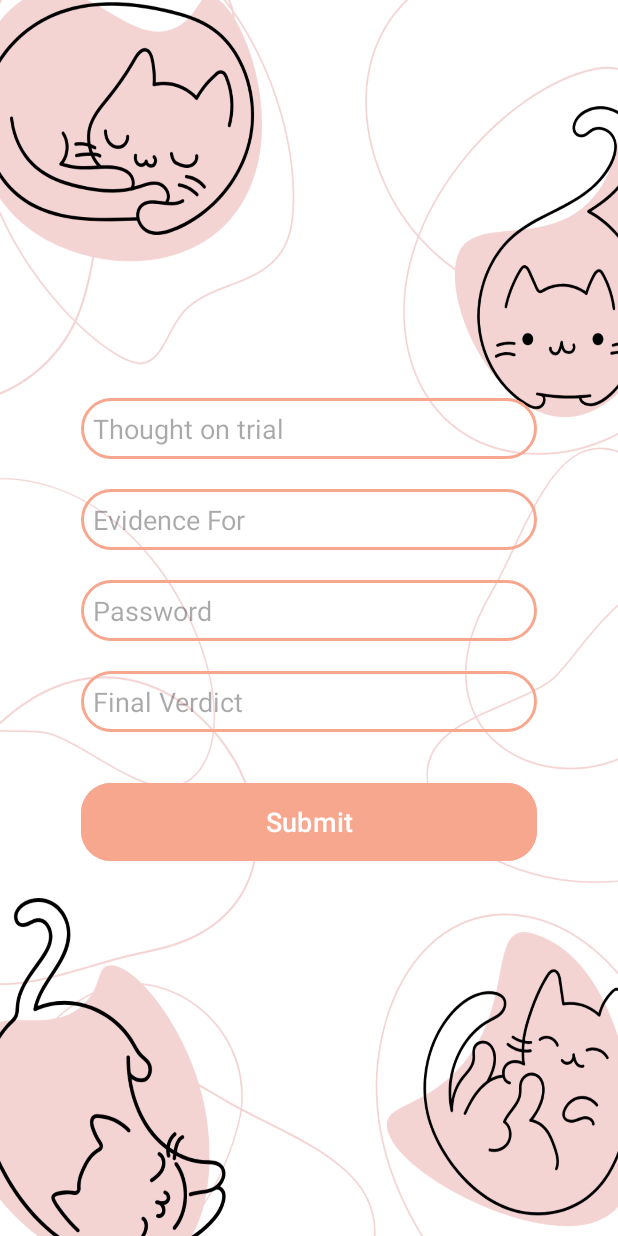
After one commit to Rastogi-Anmol/Cat-clinic, an Android app: the JudgementDayActivity screen opened directly, with no data from a screen before it, on a phone screen of 412 x 824 dp. The commit adds this screen. Run offline under Robolectric (Android 15) with nearby library versions, the phone set to English and light mode, and no system bars; our stand-ins replace Firebase (no records; nobody signed in at launch, a user with empty details on screens opened directly).

Commit message:
saving judgement day on firestore

```diff
--- a/app/build.gradle.kts
+++ b/app/build.gradle.kts
@@ -27,6 +27,7 @@ android {
         }
     }
     compileOptions {
+
         sourceCompatibility = JavaVersion.VERSION_11
         targetCompatibility = JavaVersion.VERSION_11
     }
@@ -47,7 +48,12 @@ dependencies {
     implementation(libs.firebase.database)
     implementation(libs.firebase.firestore)
     implementation(libs.core.i18n)
+    implementation(libs.firebase.crashlytics.buildtools)
     testImplementation(libs.junit)
+    implementation("commons-io:commons-io:2.11.0")
+    implementation("commons-codec:commons-codec:1.15")
     androidTestImplementation(libs.ext.junit)
     androidTestImplementation(libs.espresso.core)
+    coreLibraryDesugaring("com.android.tools:desugar_jdk_libs:2.1.5")
+
 }
--- /dev/null
+++ b/app/src/main/java/com/example/catclinic/controllers/JudgementDayController.java
@@ -0,0 +1,65 @@
+package com.example.catclinic.controllers;
+
+import android.content.Context;
+import android.os.Build;
+
+import androidx.annotation.RequiresApi;
+
+import com.example.catclinic.models.JudgementDayEntry;
+import com.example.catclinic.repositories.JudgementDayRepository;
+import com.example.catclinic.services.SessionManager;
+import com.google.android.gms.tasks.OnFailureListener;
+import com.google.android.gms.tasks.OnSuccessListener;
+import java.time.Clock;
+import java.time.ZoneId;
+import java.time.ZonedDateTime;
+import java.time.format.DateTimeFormatter;
+
+public class JudgementDayController {
+
+    private SessionManager sessionManager;
+
+    public JudgementDayController(Context context){
+        this.sessionManager = new SessionManager(context);
+    }
+
+    @RequiresApi(api = Build.VERSION_CODES.O)
+    public void createJudgmentDayEntry(String thoughtOnTrial,
+                                       String evidenceFor,
+                                       String evidenceAgainst,
+                                       String finalVerdict,
+                                       OnSuccessListener<JudgementDayEntry> onSuccess,
+                                       OnFailureListener onFailure){
+
+        if(thoughtOnTrial.isEmpty())
+        {
+            onFailure.onFailure(new Exception("The thought on trial cannot be empty"));
+            return;
+        }
+
+        if(evidenceFor.isEmpty() && evidenceAgainst.isEmpty()){
+            onFailure.onFailure(new Exception("Evidence for both sides cannot be empty"));
+            return;
+        }
+
+        if(finalVerdict.isEmpty()){
+            onFailure.onFailure(new Exception("Final verdict cannot be empty"));
+            return;
+        }
+
+        //get the
+        String userId = sessionManager.getUserID();
+        String userName = sessionManager.getUsername();
+        ZonedDateTime zonedDateTime = Clock.systemDefaultZone().instant().atZone(ZoneId.systemDefault());
+        String postingTime = DateTimeFormatter.ofPattern("dd-MM-yyyy HH:mm:ss").format(zonedDateTime);
+
+        JudgementDayEntry judgementDayEntry = new JudgementDayEntry(userId,
+                                            userName, thoughtOnTrial,
+                                            evidenceFor, evidenceAgainst,
+                                            finalVerdict, postingTime);
+
+        JudgementDayRepository.getInstance().addJudgementDayEntry(judgementDayEntry, onSuccess, onFailure);
+
+    }
+
+}
--- /dev/null
+++ b/app/src/main/java/com/example/catclinic/views/JudgementDayActivity.java
@@ -0,0 +1,71 @@
+package com.example.catclinic.views;
+
+import static android.widget.Toast.LENGTH_SHORT;
+
+import android.os.Build;
+import android.os.Bundle;
+import android.view.View;
+import android.widget.Button;
+import android.widget.EditText;
+import android.widget.Toast;
+
+import androidx.activity.EdgeToEdge;
+import androidx.annotation.RequiresApi;
+import androidx.appcompat.app.AppCompatActivity;
+import androidx.core.graphics.Insets;
+import androidx.core.view.ViewCompat;
+import androidx.core.view.WindowInsetsCompat;
+
+import com.example.catclinic.R;
+import com.example.catclinic.controllers.JudgementDayController;
+
+public class JudgementDayActivity extends AppCompatActivity {
+
+    private JudgementDayController judgementDayController;
+    private EditText thoughtOnTrial, evidenceFor, evidenceAgainst, finalVerdict;
+    private Button submitButton;
+
+    @Override
+    protected void onCreate(Bundle savedInstanceState) {
+
+        super.onCreate(savedInstanceState);
+        EdgeToEdge.enable(this);
+        setContentView(R.layout.activity_judgement_day_activity);
+        ViewCompat.setOnApplyWindowInsetsListener(findViewById(R.id.main), (v, insets) -> {
+            Insets systemBars = insets.getInsets(WindowInsetsCompat.Type.systemBars());
+            v.setPadding(systemBars.left, systemBars.top, systemBars.right, systemBars.bottom);
+            return insets;
+        });
+
+        judgementDayController = new JudgementDayController(this);
+
+        //declaring variables from the view
+
+        thoughtOnTrial = findViewById(R.id.thoughtOnTrial);
+
+        evidenceFor = findViewById(R.id.evidenceFor);
+
+        evidenceAgainst = findViewById(R.id.evidenceAgainst);
+
+        finalVerdict = findViewById(R.id.finalVerdict);
+
+        submitButton = findViewById(R.id.judgementButton);
+
+        submitButton.setOnClickListener((new View.OnClickListener() {
+            @RequiresApi(api = Build.VERSION_CODES.O)
+            @Override
+            public void onClick(View v) {
+
+                String thought = thoughtOnTrial.getText().toString().trim();
+                String evidence = evidenceFor.getText().toString().trim();
+                String denial = evidenceAgainst.getText().toString().trim();
+                String verdict = finalVerdict.getText().toString().trim();
+
+                judgementDayController.createJudgmentDayEntry(thought, evidence, denial, verdict, submittedJudgment -> {
+                    Toast.makeText(JudgementDayActivity.this, "judgment saved", LENGTH_SHORT).show();
+                }, e -> Toast.makeText(JudgementDayActivity.this, e.getMessage(), LENGTH_SHORT).show());
+            }
+        }));
+
+    }
+}
--- a/app/src/main/java/com/example/catclinic/views/LoginActivity.java
+++ b/app/src/main/java/com/example/catclinic/views/LoginActivity.java
@@ -58,7 +58,7 @@ public class LoginActivity extends AppCompatActivity {
 
                 logInController.LogIn(user, password, retrievedUser -> {
                     Toast.makeText(LoginActivity.this, "Log-in successful!", LENGTH_SHORT).show();
-                    startActivity( new Intent(LoginActivity.this, MainActivity.class));
+                    startActivity( new Intent(LoginActivity.this, JudgementDayActivity.class));
                     finish();
 
                 }, e -> Toast.makeText(LoginActivity.this, e.getMessage(), LENGTH_SHORT).show());
--- /dev/null
+++ b/app/src/main/res/layout/activity_judgement_day_activity.xml
@@ -0,0 +1,91 @@
+<?xml version="1.0" encoding="utf-8"?>
+<LinearLayout
+    xmlns:android="http://schemas.android.com/apk/res/android"
+    xmlns:app="http://schemas.android.com/apk/res-auto"
+    xmlns:tools="http://schemas.android.com/tools"
+    android:id="@+id/main"
+    android:layout_width="match_parent"
+    android:layout_height="match_parent"
+    tools:context=".views.LoginActivity"
+    android:orientation="vertical"
+    android:gravity="center"
+    android:background="@drawable/login_background">
+
+    <androidx.cardview.widget.CardView
+        android:layout_width="match_parent"
+        android:layout_height="wrap_content"
+        android:layout_margin="30dp"
+        app:cardCornerRadius="30dp"
+        app:cardElevation="0dp"
+        app:cardBackgroundColor="@android:color/transparent">
+
+        <LinearLayout
+            android:layout_width="match_parent"
+            android:layout_height="wrap_content"
+            android:orientation="vertical"
+            android:layout_gravity="center_horizontal"
+            android:padding="24dp">
+
+
+            <EditText
+                android:layout_width="match_parent"
+                android:layout_height="wrap_content"
+                android:id="@+id/thoughtOnTrial"
+                android:background="@drawable/custom_edit_text"
+                android:layout_marginTop="20dp"
+                android:padding="8dp"
+                android:hint="Thought on trial"
+                android:drawablePadding="8dp"
+                android:textColor="@color/black" />
+
+            <EditText
+                android:layout_width="match_parent"
+                android:layout_height="wrap_content"
+                android:id="@+id/evidenceFor"
+                android:hint="Evidence For"
+                android:background="@drawable/custom_edit_text"
+                android:layout_marginTop="20dp"
+                android:padding="8dp"
+                android:drawablePadding="8dp"
+                android:textColor="@color/black" />
+
+            <EditText
+                android:layout_width="match_parent"
+                android:layout_height="wrap_content"
+                android:id="@+id/evidenceAgainst"
+                android:background="@drawable/custom_edit_text"
+                android:layout_marginTop="20dp"
+                android:padding="8dp"
+                android:hint="Password"
+                android:drawablePadding="8dp"
+                android:textColor="@color/black"/>
+
+            <EditText
+                android:layout_width="match_parent"
+                android:layout_height="wrap_content"
+                android:id="@+id/finalVerdict"
+                android:background="@drawable/custom_edit_text"
+                android:layout_marginTop="20dp"
+                android:padding="8dp"
+                android:hint="Final Verdict"
+                android:drawablePadding="8dp"
+                android:textColor="@color/black"/>
+
+            <Button
+                android:layout_width="match_parent"
+                android:layout_height="60dp"
+                android:text="Submit"
+                android:id="@+id/judgementButton"
+                android:textSize="18sp"
+                android:layout_marginTop="30dp"
+                android:backgroundTint="@color/pastel_coral"
+                app:cornerRadius="20dp"/>
+
+
+        </LinearLayout>
+
+
+    </androidx.cardview.widget.CardView>
+
+
+</LinearLayout>
--- a/gradle/libs.versions.toml
+++ b/gradle/libs.versions.toml
@@ -14,6 +14,7 @@ navigationUi = "2.6.0"
 firebaseDatabase = "21.0.0"
 firebaseFirestore = "25.1.4"
 coreI18n = "1.0.0"
+firebaseCrashlyticsBuildtools = "3.0.3"
 
 [libraries]
 junit = { group = "junit", name = "junit", version.ref = "junit" }
@@ -29,6 +30,7 @@ navigation-ui = { group = "androidx.navigation", name = "navigation-ui", version
 firebase-database = { group = "com.google.firebase", name = "firebase-database", version.ref = "firebaseDatabase" }
 firebase-firestore = { group = "com.google.firebase", name = "firebase-firestore", version.ref = "firebaseFirestore" }
 core-i18n = { group = "androidx.core", name = "core-i18n", version.ref = "coreI18n" }
+firebase-crashlytics-buildtools = { group = "com.google.firebase", name = "firebase-crashlytics-buildtools", version.ref = "firebaseCrashlyticsBuildtools" }
 
 [plugins]
 android-application = { id = "com.android.application", version.ref = "agp" }
```
Also changed, not shown: app/src/main/AndroidManifest.xml (+6 -6 lines), app/src/main/java/com/example/catclinic/models/JudgementDayEntry.java (+64 -32 lines), app/src/main/java/com/example/catclinic/repositories/JudgementDayRepository.java (added, +55 -0 lines), app/src/main/java/com/example/catclinic/services/EncryptionManager.java (added, +37 -0 lines).
